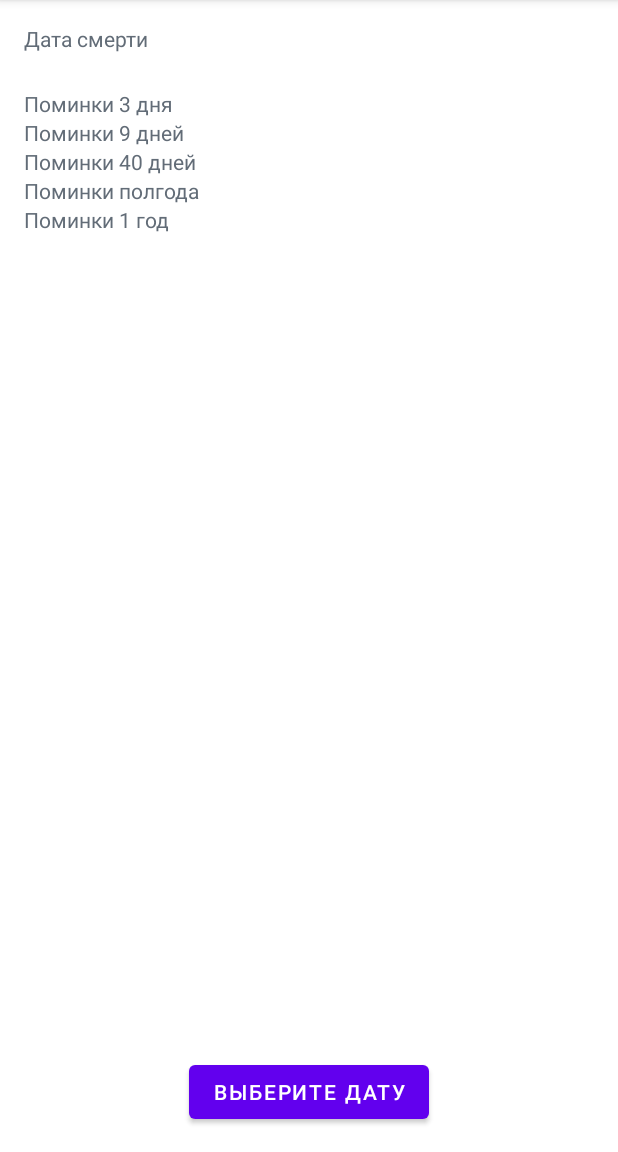
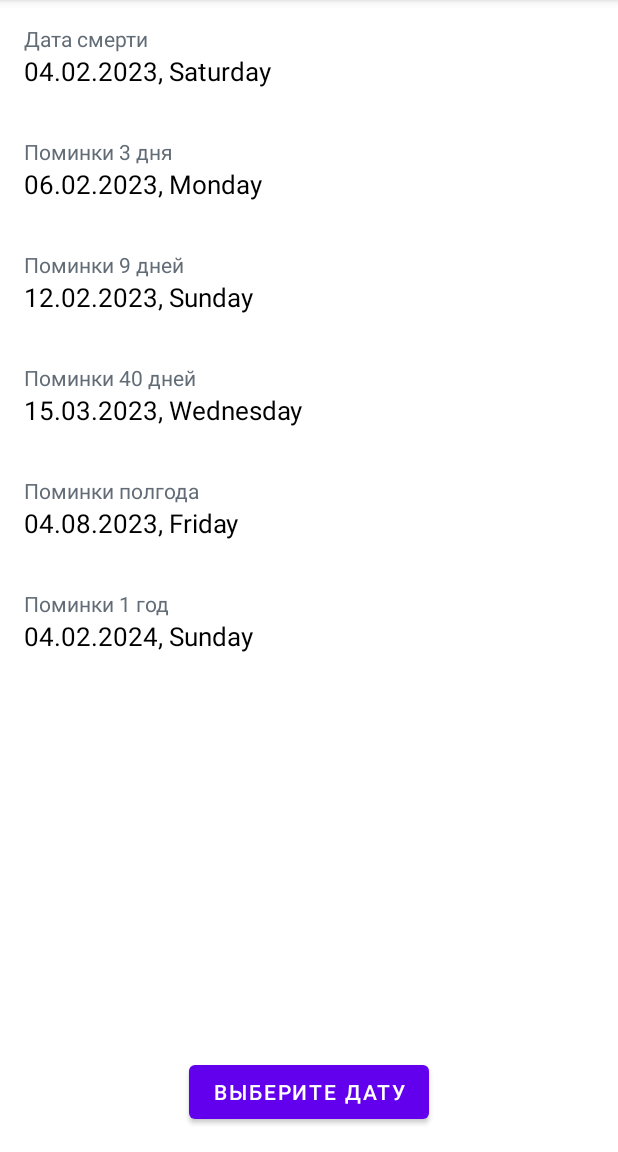
Before and after one commit to ProkhodOlya/CalculyatorPominok, an Android app: the screen it shows after launch (MainActivity), on a phone screen of 412 x 824 dp, the part 84-1236 px from its top. Run offline under Robolectric (Android 15) with nearby library versions, the light colour scheme and no system bars.

Commit message:
funs setAllDates, setDate, curent date

```diff
--- a/app/src/main/java/com/example/calculyatorpominok/MainActivity.kt
+++ b/app/src/main/java/com/example/calculyatorpominok/MainActivity.kt
@@ -1,11 +1,10 @@
 package com.example.calculyatorpominok
 
 import android.os.Bundle
-import android.util.Log
-import android.view.View
 import android.widget.Button
 import android.widget.TextView
 import androidx.appcompat.app.AppCompatActivity
+import androidx.core.view.isVisible
 import com.google.android.material.datepicker.MaterialDatePicker
 import java.text.SimpleDateFormat
 import java.util.*
@@ -36,49 +35,41 @@ class MainActivity : AppCompatActivity() {
             .build()
 
         datePicker?.addOnPositiveButtonClickListener { selection ->
-            val dateOfDeath = getDate(selection, DATE_FORMAT)
-            textViewDateOfDeath?.text = dateOfDeath
-
-            val calendar = Calendar.getInstance()
-            calendar.timeInMillis = selection
-            calendar.add(Calendar.DAY_OF_MONTH, (3-1))
-
-            val threeDay = getDate(calendar.timeInMillis, DATE_FORMAT)
-            textViewDateOfDeathThree?.text = threeDay
-            textViewDateOfDeathThree?.visibility = View.VISIBLE
-
-            val nineDate = getDate(selection + NINE_DATE, DATE_FORMAT)
-            textViewDateOfDeathNine?.text = nineDate
-            textViewDateOfDeathNine?.visibility = View.VISIBLE
-            Log.d("ninedate = ", nineDate)
-
-            val fortyDate = getDate(selection + FORTY_DATE, DATE_FORMAT)
-            textViewDateOfDeathForty?.text = fortyDate
-            textViewDateOfDeathForty?.visibility = View.VISIBLE
-
-
-            calendar.timeInMillis = selection
-            calendar.add(Calendar.MONTH, SIXMONTH_DATE)
-            val sixMonthDateCalendar = calendar.timeInMillis
-            val sixMonthDate = getDate(sixMonthDateCalendar, DATE_FORMAT)
-            textViewDateOfDeathSixMonth?.text = sixMonthDate
-            textViewDateOfDeathSixMonth?.visibility = View.VISIBLE
-
-            calendar.timeInMillis = selection
-            calendar.add(Calendar.YEAR, ONEYEAR_DATE)
-            val oneYearDateCalendar = calendar.timeInMillis
-            val oneYearDate = getDate(oneYearDateCalendar, DATE_FORMAT)
-            textViewDateOfDeathOneYear?.text = oneYearDate
-            textViewDateOfDeathOneYear?.visibility = View.VISIBLE
+            setAllDates(selection)
         }
         button?.setOnClickListener { datePicker?.show(supportFragmentManager, "tag") }
+
+        val time = System.currentTimeMillis()
+        setAllDates(time)
+
+    }
+
+    private fun setDate(selection: Long, amount: Int, calendarField: Int, textView: TextView?) {
+        val calendar = Calendar.getInstance()
+        calendar.timeInMillis = selection
+        calendar.add(calendarField, amount)
+        val timeInMillis = calendar.timeInMillis
+        val dateString = getDate(timeInMillis, DATE_FORMAT)
+        textView?.text = dateString
+        textView?.isVisible = true
+    }
+
+    private fun setAllDates(selection: Long) {
+        val dateOfDeath = getDate(selection, DATE_FORMAT)
+        textViewDateOfDeath?.text = dateOfDeath
+
+        setDate(selection, THREE_DATE, Calendar.DAY_OF_MONTH, textViewDateOfDeathThree)
+        setDate(selection, NINE_DATE, Calendar.DAY_OF_MONTH, textViewDateOfDeathNine)
+        setDate(selection, FORTY_DATE, Calendar.DAY_OF_MONTH, textViewDateOfDeathForty)
+        setDate(selection, SIXMONTH_DATE, Calendar.MONTH, textViewDateOfDeathSixMonth)
+        setDate(selection, ONEYEAR_DATE, Calendar.YEAR, textViewDateOfDeathOneYear)
     }
 
     companion object {
         private const val DATE_FORMAT = "dd.MM.yyyy, EEEE"
-        private const val THREE_DATE = 1000 * 60 * 60 * 24 * (3 - 1)
-        private const val NINE_DATE = 1000 * 60 * 60 * 24 * (9 - 1)
-        private const val FORTY_DATE: Long = 1000L * 60L * 60L * 24L * (40L - 1L)
+        private const val THREE_DATE = 3 - 1
+        private const val NINE_DATE = 9 - 1
+        private const val FORTY_DATE = 40 - 1
         private const val SIXMONTH_DATE = 6
         private const val ONEYEAR_DATE = 1
 
--- a/app/src/main/res/layout/activity_main.xml
+++ b/app/src/main/res/layout/activity_main.xml
@@ -48,6 +48,7 @@
         android:layout_width="match_parent"
         android:layout_height="wrap_content"
         android:layout_marginHorizontal="16dp"
+        android:layout_marginTop="32dp"
         app:layout_constraintEnd_toEndOf="parent"
         app:layout_constraintStart_toStartOf="parent"
         app:layout_constraintTop_toBottomOf="@id/constraintDateOfDeath">
@@ -57,8 +58,8 @@
             android:layout_width="match_parent"
             android:layout_height="wrap_content"
             android:text="Поминки 3 дня"
+            android:textColor="#626C77"
             android:textSize="14sp"
-            android:textColor="#626C77"
             app:layout_constraintBottom_toTopOf="@id/textDateOfDeathThree"
             app:layout_constraintLeft_toLeftOf="parent"
             app:layout_constraintRight_toRightOf="parent"
@@ -69,13 +70,13 @@
             android:layout_width="match_parent"
             android:layout_height="wrap_content"
             android:layout_marginTop="16dp"
-            tools:text="03.02.2023, пятница"
+            android:textColor="#000000"
             android:textSize="17sp"
-            android:textColor="#000000"
             android:visibility="gone"
+            app:layout_constraintBottom_toBottomOf="parent"
             app:layout_constraintLeft_toLeftOf="parent"
             app:layout_constraintRight_toRightOf="parent"
-            app:layout_constraintBottom_toBottomOf="parent"
+            tools:text="03.02.2023, пятница"
             tools:visibility="visible" />
     </androidx.constraintlayout.widget.ConstraintLayout>
 
@@ -84,6 +85,7 @@
         android:layout_width="match_parent"
         android:layout_height="wrap_content"
         android:layout_marginHorizontal="16dp"
+        android:layout_marginTop="32dp"
         app:layout_constraintEnd_toEndOf="parent"
         app:layout_constraintStart_toStartOf="parent"
         app:layout_constraintTop_toBottomOf="@id/constraintDateOfDeathThree">
@@ -93,8 +95,8 @@
             android:layout_width="match_parent"
             android:layout_height="wrap_content"
             android:text="Поминки 9 дней"
+            android:textColor="#626C77"
             android:textSize="14sp"
-        android:textColor="#626C77"
             app:layout_constraintBottom_toTopOf="@id/textDateOfDeathNine"
             app:layout_constraintLeft_toLeftOf="parent"
             app:layout_constraintRight_toRightOf="parent"
@@ -106,13 +108,13 @@
             android:layout_width="match_parent"
             android:layout_height="wrap_content"
             android:layout_marginTop="16dp"
-            tools:text="09.02.2023, четверг"
+            android:textColor="#000000"
             android:textSize="17sp"
-            android:textColor="#000000"
             android:visibility="gone"
+            app:layout_constraintBottom_toBottomOf="parent"
             app:layout_constraintLeft_toLeftOf="parent"
             app:layout_constraintRight_toRightOf="parent"
-            app:layout_constraintBottom_toBottomOf="parent"
+            tools:text="09.02.2023, четверг"
             tools:visibility="visible" />
     </androidx.constraintlayout.widget.ConstraintLayout>
 
@@ -122,16 +124,18 @@
         android:layout_width="match_parent"
         android:layout_height="wrap_content"
         android:layout_marginHorizontal="16dp"
+        android:layout_marginTop="32dp"
         app:layout_constraintEnd_toEndOf="parent"
         app:layout_constraintStart_toStartOf="parent"
         app:layout_constraintTop_toBottomOf="@id/constraintDateOfDeathNine">
+
         <TextView
             android:id="@+id/textDateOfDeathFortyCaption"
             android:layout_width="match_parent"
             android:layout_height="wrap_content"
             android:text="Поминки 40 дней"
+            android:textColor="#626C77"
             android:textSize="14sp"
-        android:textColor="#626C77"
             app:layout_constraintBottom_toTopOf="@id/textDateOfDeathForty"
             app:layout_constraintLeft_toLeftOf="parent"
             app:layout_constraintRight_toRightOf="parent"
@@ -143,13 +147,13 @@
             android:layout_width="match_parent"
             android:layout_height="wrap_content"
             android:layout_marginTop="16dp"
-            tools:text="12.03.2023, воскресенье"
+            android:textColor="#000000"
             android:textSize="17sp"
-            android:textColor="#000000"
             android:visibility="gone"
+            app:layout_constraintBottom_toBottomOf="parent"
             app:layout_constraintLeft_toLeftOf="parent"
             app:layout_constraintRight_toRightOf="parent"
-            app:layout_constraintBottom_toBottomOf="parent"
+            tools:text="12.03.2023, воскресенье"
             tools:visibility="visible" />
     </androidx.constraintlayout.widget.ConstraintLayout>
 
@@ -158,16 +162,18 @@
         android:layout_width="match_parent"
         android:layout_height="wrap_content"
         android:layout_marginHorizontal="16dp"
+        android:layout_marginTop="32dp"
         app:layout_constraintEnd_toEndOf="parent"
         app:layout_constraintStart_toStartOf="parent"
         app:layout_constraintTop_toBottomOf="@id/constraintDateOfDeathForty">
+
         <TextView
             android:id="@+id/textDateOfDeathSixMonthsCaption"
             android:layout_width="match_parent"
             android:layout_height="wrap_content"
             android:text="Поминки полгода"
+            android:textColor="#626C77"
             android:textSize="14sp"
-            android:textColor="#626C77"
             app:layout_constraintBottom_toTopOf="@id/textDateOfDeathSixMonths"
             app:layout_constraintLeft_toLeftOf="parent"
             app:layout_constraintRight_toRightOf="parent"
@@ -179,13 +185,13 @@
             android:layout_width="match_parent"
             android:layout_height="wrap_content"
             android:layout_marginTop="16dp"
-            tools:text="01.08.2023, вторник"
+            android:textColor="#000000"
             android:textSize="17sp"
-            android:textColor="#000000"
             android:visibility="gone"
+            app:layout_constraintBottom_toBottomOf="parent"
             app:layout_constraintLeft_toLeftOf="parent"
             app:layout_constraintRight_toRightOf="parent"
-            app:layout_constraintBottom_toBottomOf="parent"
+            tools:text="01.08.2023, вторник"
             tools:visibility="visible" />
     </androidx.constraintlayout.widget.ConstraintLayout>
 
@@ -194,16 +200,18 @@
         android:layout_width="match_parent"
         android:layout_height="wrap_content"
         android:layout_marginHorizontal="16dp"
+        android:layout_marginTop="32dp"
         app:layout_constraintEnd_toEndOf="parent"
         app:layout_constraintStart_toStartOf="parent"
         app:layout_constraintTop_toBottomOf="@id/constraintDateOfDeathSixMonths">
+
         <TextView
             android:id="@+id/textDateOfDeathOneYearCaption"
             android:layout_width="match_parent"
             android:layout_height="wrap_content"
             android:text="Поминки 1 год"
+            android:textColor="#626C77"
             android:textSize="14sp"
-            android:textColor="#626C77"
             app:layout_constraintBottom_toTopOf="@id/textDateOfDeathOneYear"
             app:layout_constraintLeft_toLeftOf="parent"
             app:layout_constraintRight_toRightOf="parent"
@@ -215,13 +223,13 @@
             android:layout_width="match_parent"
             android:layout_height="wrap_content"
             android:layout_marginTop="16dp"
-            tools:text="01.02.2024, четверг"
+            android:textColor="#000000"
             android:textSize="17sp"
-            android:textColor="#000000"
             android:visibility="gone"
+            app:layout_constraintBottom_toBottomOf="parent"
             app:layout_constraintLeft_toLeftOf="parent"
             app:layout_constraintRight_toRightOf="parent"
-            app:layout_constraintBottom_toBottomOf="parent"
+            tools:text="01.02.2024, четверг"
             tools:visibility="visible" />
     </androidx.constraintlayout.widget.ConstraintLayout>
 
```
Lines whose indentation alone changed are shown as unchanged.
